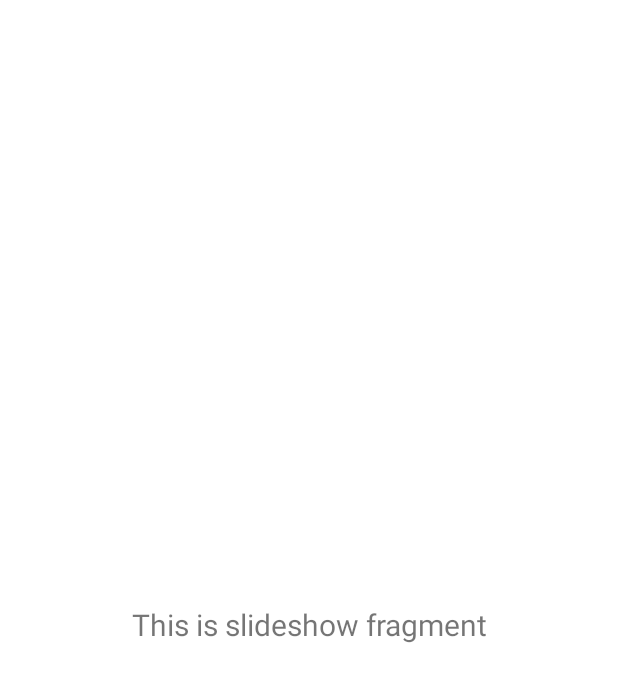
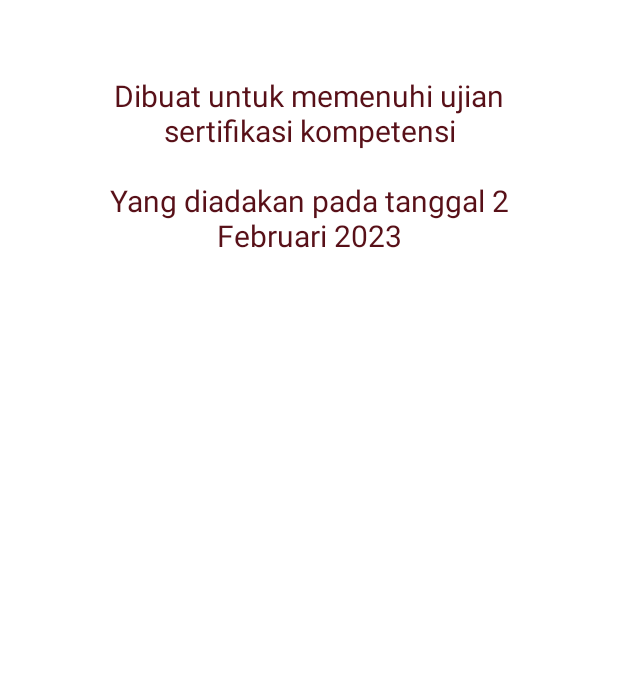
Before and after one commit to fi-yona/menu-restoran-ujikom-2023, an Android app: the fragment SlideshowFragment shown on its own in the app's theme, on a phone screen of 412 x 824 dp. Shown: the top 682 px of the screen. Run offline under Robolectric (Android 15) with nearby library versions, the phone set to English and light mode, and no system bars.

Commit message:
Add Info

```diff
--- a/app/src/main/java/com/fionaavila/pemesananmenu/ui/slideshow/SlideshowFragment.java
+++ b/app/src/main/java/com/fionaavila/pemesananmenu/ui/slideshow/SlideshowFragment.java
@@ -4,17 +4,21 @@ import android.os.Bundle;
 import android.view.LayoutInflater;
 import android.view.View;
 import android.view.ViewGroup;
+import android.widget.Button;
 import android.widget.TextView;
 
 import androidx.annotation.NonNull;
 import androidx.fragment.app.Fragment;
 import androidx.lifecycle.ViewModelProvider;
 
+import com.fionaavila.pemesananmenu.R;
 import com.fionaavila.pemesananmenu.databinding.FragmentSlideshowBinding;
 
 public class SlideshowFragment extends Fragment {
 
     private FragmentSlideshowBinding binding;
+
+    private Button button_keluar;
 
     public View onCreateView(@NonNull LayoutInflater inflater,
                              ViewGroup container, Bundle savedInstanceState) {
@@ -24,8 +28,6 @@ public class SlideshowFragment extends Fragment {
         binding = FragmentSlideshowBinding.inflate(inflater, container, false);
         View root = binding.getRoot();
 
-        final TextView textView = binding.textSlideshow;
-        slideshowViewModel.getText().observe(getViewLifecycleOwner(), textView::setText);
         return root;
     }
 
--- /dev/null
+++ b/app/src/main/res/drawable/baseline_info_24.xml
@@ -0,0 +1,5 @@
+<vector android:height="24dp" android:tint="#581018"
+    android:viewportHeight="24" android:viewportWidth="24"
+    android:width="24dp" xmlns:android="http://schemas.android.com/apk/res/android">
+    <path android:fillColor="@android:color/white" android:pathData="M12,2C6.48,2 2,6.48 2,12s4.48,10 10,10 10,-4.48 10,-10S17.52,2 12,2zM13,17h-2v-6h2v6zM13,9h-2L11,7h2v2z"/>
+</vector>
--- a/app/src/main/res/layout/fragment_slideshow.xml
+++ b/app/src/main/res/layout/fragment_slideshow.xml
@@ -1,5 +1,5 @@
 <?xml version="1.0" encoding="utf-8"?>
-<androidx.constraintlayout.widget.ConstraintLayout xmlns:android="http://schemas.android.com/apk/res/android"
+<RelativeLayout xmlns:android="http://schemas.android.com/apk/res/android"
     xmlns:app="http://schemas.android.com/apk/res-auto"
     xmlns:tools="http://schemas.android.com/tools"
     android:layout_width="match_parent"
@@ -7,16 +7,17 @@
     tools:context=".ui.slideshow.SlideshowFragment">
 
     <TextView
-        android:id="@+id/text_slideshow"
-        android:layout_width="match_parent"
+        android:id="@+id/question"
+        android:layout_width="wrap_content"
         android:layout_height="wrap_content"
-        android:layout_marginStart="8dp"
-        android:layout_marginTop="8dp"
-        android:layout_marginEnd="8dp"
+        android:text="Dibuat untuk memenuhi ujian sertifikasi kompetensi\n\nYang diadakan pada tanggal 2 Februari 2023"
+        android:textSize="20dp"
+        android:layout_marginTop="50dp"
+        android:layout_centerHorizontal="true"
+        android:fontFamily="sans-serif"
+        android:layout_marginHorizontal="50dp"
         android:textAlignment="center"
-        android:textSize="20sp"
-        app:layout_constraintBottom_toBottomOf="parent"
-        app:layout_constraintEnd_toEndOf="parent"
-        app:layout_constraintStart_toStartOf="parent"
-        app:layout_constraintTop_toTopOf="parent" />
-</androidx.constraintlayout.widget.ConstraintLayout>
+        android:textColor="@color/text_color"
+        />
+
+</RelativeLayout>
--- a/app/src/main/res/menu/activity_main2_drawer.xml
+++ b/app/src/main/res/menu/activity_main2_drawer.xml
@@ -14,7 +14,7 @@
             android:title="@string/menu_gallery" />
         <item
             android:id="@+id/nav_slideshow"
-            android:icon="@drawable/keluar"
-            android:title="@string/menu_slideshow" />
+            android:icon="@drawable/baseline_info_24"
+            android:title="Info" />
     </group>
 </menu>
```
